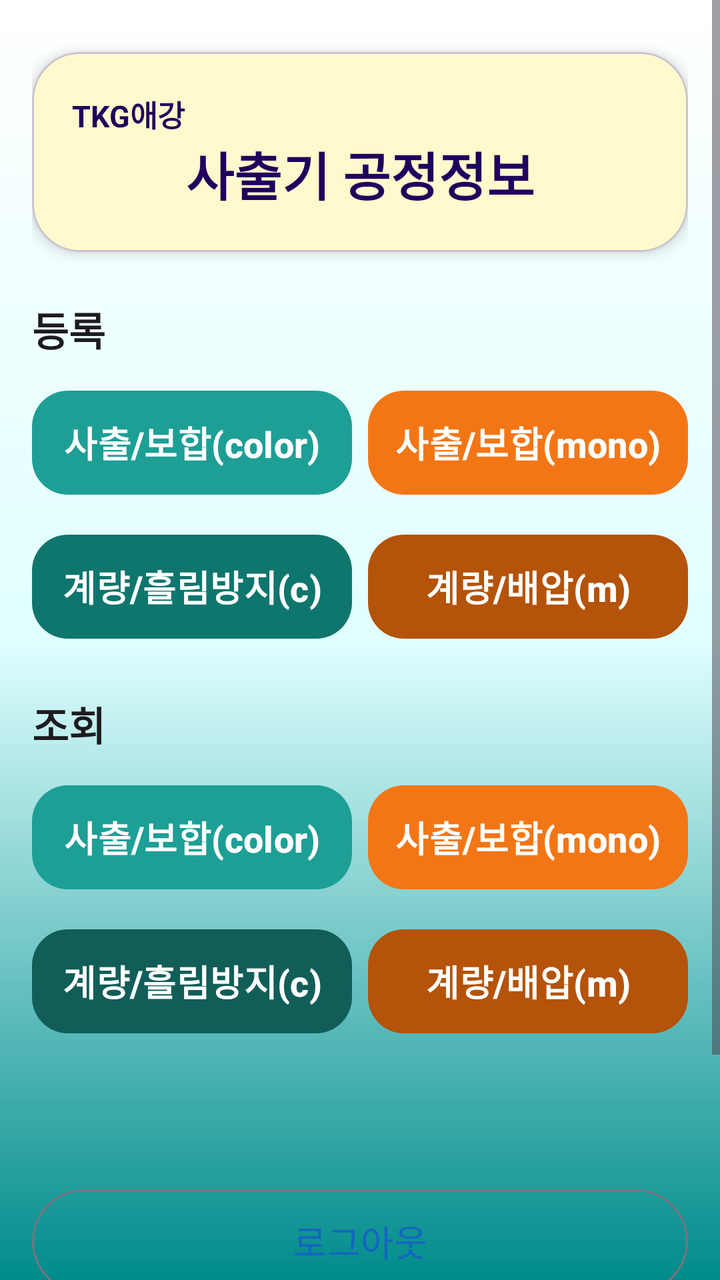
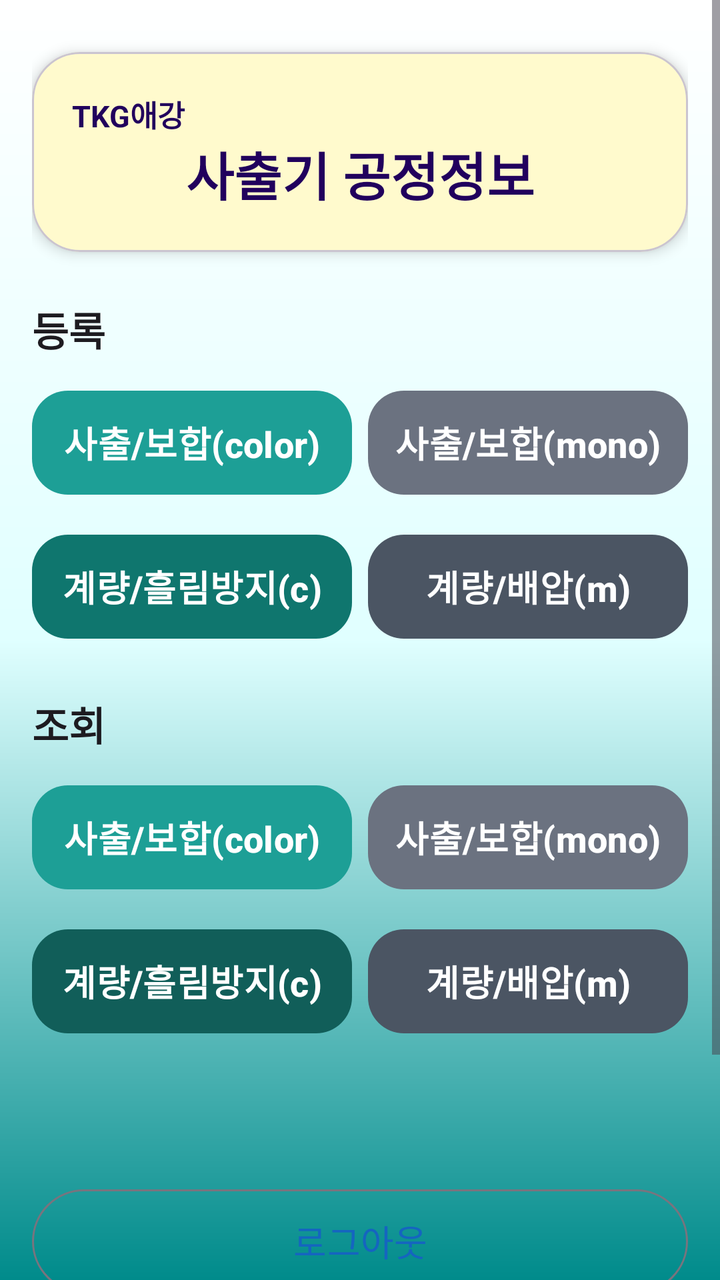

Two renders of the same Android screen: before a commit and after it. Below are the layout's source before the change and the commit's diff.
<!-- AndroidManifest.xml: application theme Theme.akProd -->
<!-- res/layout/activity_main.xml -->
<?xml version="1.0" encoding="utf-8"?>
<ScrollView xmlns:android="http://schemas.android.com/apk/res/android"
    xmlns:app="http://schemas.android.com/apk/res-auto"
    xmlns:tools="http://schemas.android.com/tools"
    android:id="@+id/main"
    android:layout_width="match_parent"
    android:layout_height="match_parent"
    android:background="@drawable/gradient"
    android:fillViewport="true"
    tools:context=".MainActivity">

    <LinearLayout
        android:layout_width="match_parent"
        android:layout_height="wrap_content"
        android:orientation="vertical"
        android:padding="16dp">

        
        <com.google.android.material.card.MaterialCardView
            android:layout_width="match_parent"
            android:layout_height="wrap_content"
            android:layout_marginTop="10dp"
            app:cardCornerRadius="24dp"
            app:cardElevation="4dp"
            app:cardBackgroundColor="@color/lemonchiffon">
            <LinearLayout
                android:layout_width="match_parent"
                android:layout_height="wrap_content"
                android:orientation="vertical"
                android:padding="20dp">
                <TextView
                    android:id="@+id/textview"
                    android:layout_width="match_parent"
                    android:layout_height="wrap_content"
                    android:gravity="start"
                    android:text="@string/tkg_ak"
                    android:textColor="?attr/colorOnPrimaryContainer"
                    android:textSize="15sp"
                    android:textStyle="bold" />

                <TextView
                    android:id="@+id/textView2"
                    android:layout_width="match_parent"
                    android:layout_height="wrap_content"
                    android:gravity="center"
                    android:text="@string/pda_in_out"
                    android:textColor="?attr/colorOnPrimaryFixed"
                    android:textSize="26sp"
                    android:textStyle="bold" />

            </LinearLayout>

        </com.google.android.material.card.MaterialCardView>
        <TextView
            android:id="@+id/menuRegisterTitle"
            android:layout_width="match_parent"
            android:layout_height="wrap_content"
            android:layout_marginTop="24dp"
            android:text="등록"
            android:textColor="?attr/colorOnBackground"
            android:textSize="20sp"
            android:textStyle="bold" />
        <LinearLayout
            android:layout_width="match_parent"
            android:layout_height="wrap_content"
            android:layout_marginTop="12dp"
            android:orientation="horizontal">
            <com.google.android.material.button.MaterialButton
                android:id="@+id/btnCp3"
                style="@style/PDAButtonStyle"
                android:layout_width="0dp"
                android:layout_height="60dp"
                android:layout_weight="1"
                android:layout_marginEnd="8dp"
                app:backgroundTint="#1d9f96"
                android:text="사출/보합(color)"
                android:textAllCaps="false" />
            <com.google.android.material.button.MaterialButton
                android:id="@+id/btnCp14"
                style="@style/PDAButtonStyle"
                android:layout_width="0dp"
                android:layout_height="60dp"
                android:layout_weight="1"
                app:backgroundTint="#f37616"
                android:text="사출/보합(mono)"
                android:textAllCaps="false" />
        </LinearLayout>
    <LinearLayout
        android:layout_width="match_parent"
        android:layout_height="wrap_content"
        android:layout_marginTop="12dp"
        android:orientation="horizontal">
        <com.google.android.material.button.MaterialButton
            android:id="@+id/btnMeteringC"
            style="@style/PDAButtonStyle"
            android:layout_width="0dp"
            android:layout_height="60dp"
            android:layout_weight="1"
            android:layout_marginEnd="8dp"
            app:backgroundTint="#0F766E"
            android:text="계량/흘림방지(c)"
            android:textAllCaps="false" />

        <com.google.android.material.button.MaterialButton
            android:id="@+id/btnMetering"
            style="@style/PDAButtonStyle"
            android:layout_width="0dp"
            android:layout_height="60dp"
            android:layout_weight="1"
            app:backgroundTint="#B45309"
            android:text="계량/배압(m)"
            android:textAllCaps="false" />
    </LinearLayout>
        <TextView
            android:id="@+id/menuHistoryTitle"
            android:layout_width="match_parent"
            android:layout_height="wrap_content"
            android:layout_marginTop="24dp"
            android:text="조회"
            android:textColor="?attr/colorOnBackground"
            android:textSize="20sp"
            android:textStyle="bold" />
        <LinearLayout
            android:layout_width="match_parent"
            android:layout_height="wrap_content"
            android:layout_marginTop="12dp"
            android:orientation="horizontal">
            <com.google.android.material.button.MaterialButton
                android:id="@+id/btnCp3History"
                style="@style/PDAButtonStyle"
                android:layout_width="0dp"
                android:layout_height="60dp"
                android:layout_weight="1"
                android:layout_marginEnd="8dp"
                app:backgroundTint="#1d9f96"
                android:text="사출/보합(color)"
                android:textAllCaps="false" />
            <com.google.android.material.button.MaterialButton
                android:id="@+id/btnCp14History"
                style="@style/PDAButtonStyle"
                android:layout_width="0dp"
                android:layout_height="60dp"
                android:layout_weight="1"
                app:backgroundTint="#f37616"
                android:text="사출/보합(mono)"
                android:textAllCaps="false" />
        </LinearLayout>
    <LinearLayout
        android:layout_width="match_parent"
        android:layout_height="wrap_content"
        android:layout_marginTop="12dp"
        android:orientation="horizontal">
        <com.google.android.material.button.MaterialButton
            android:id="@+id/btnMeteringHistoryC"
            style="@style/PDAButtonStyle"
            android:layout_width="0dp"
            android:layout_height="60dp"
            android:layout_weight="1"
            android:layout_marginEnd="8dp"
            app:backgroundTint="#115E59"
            android:text="계량/흘림방지(c)"
            android:textAllCaps="false" />
        <com.google.android.material.button.MaterialButton
            android:id="@+id/btnMeteringHistory"
            style="@style/PDAButtonStyle"
            android:layout_width="0dp"
            android:layout_height="60dp"
            android:layout_weight="1"
            app:backgroundTint="#B45309"
            android:text="계량/배압(m)"
            android:textAllCaps="false" />
    </LinearLayout>
        <View
            android:layout_width="0dp"
            android:layout_height="60dp"
            android:layout_weight="1"
            android:minHeight="16dp" />
        
        <com.google.android.material.button.MaterialButton
            android:id="@+id/btnLogout"
            style="@style/Widget.Material3.Button.OutlinedButton"
            android:layout_width="match_parent"
            android:layout_height="60dp"
            android:layout_marginTop="10dp"
            android:text="@string/menu_logout"
            android:textSize="18sp" />
        <com.google.android.material.button.MaterialButton
            android:id="@+id/button4"
            style="@style/Widget.Material3.Button.OutlinedButton"
            android:layout_width="match_parent"
            android:layout_height="60dp"
            android:layout_marginTop="10dp"
            android:text="@string/n_exit"
            android:textStyle="bold"
            android:textColor="@color/white"
            app:backgroundTint="@color/darknavy"
            android:textSize="20sp" />


        <TextView
            android:id="@+id/TextView11"
            android:layout_width="match_parent"
            android:layout_height="wrap_content"
            android:layout_marginTop="5dp"
            android:gravity="end"
            android:padding="8dp"
            android:textColor="?attr/colorOnBackground"
            android:textSize="14sp" />

    </LinearLayout>

</ScrollView>
<!-- resources referenced by this layout -->
<resources>
  <color name="darknavy">#000435</color>
  <color name="lemonchiffon">#fffacd</color>
  <color name="white">#FFFFFFFF</color>
  <!-- drawable gradient (drawable) -->
  <?xml version="1.0" encoding="utf-8"?>
  <layer-list xmlns:android="http://schemas.android.com/apk/res/android">
      <item>
          <shape android:shape="rectangle">
              <gradient
                  android:angle="90"
                  android:centerColor="@color/lightcyan"
                  android:endColor="@color/white"
                  android:startColor="@color/darkcyan"
                  android:type="linear" />
          </shape>
      </item>
  </layer-list>
  <string name="menu_logout">로그아웃</string>
  <string name="n_exit">종료(Exit)</string>
  <string name="pda_in_out">사출기 공정정보</string>
  <string name="tkg_ak">TKG애강</string>
  <style name="PDAButtonStyle" parent="Widget.Material3.Button"><item name="cornerRadius">18dp</item><item name="android:minHeight">40dp</item><item name="android:textStyle">bold</item><item name="android:textSize">18sp</item><item name="android:textAllCaps">false</item><item name="android:paddingStart">12dp</item><item name="android:paddingEnd">12dp</item><item name="backgroundTint">@color/cadetblue</item><item name="android:textColor">@color/white</item></style>
  <style name="Theme.akProd" parent="Theme.Material3.DayNight.NoActionBar">
          <item name="colorPrimary">#1565C0</item>
          <item name="colorOnPrimary">#FFFFFF</item>
          <item name="colorSecondary">#00897B</item>
      </style>
  <color name="lightcyan">#e0ffff</color>
  <color name="darkcyan">#008b8b</color>
  <color name="cadetblue">#5f9ea0</color>
</resources>

<!-- the commit's change to res/layout/activity_main.xml (unified diff, before → after) -->
@@ -81,7 +81,7 @@
                 android:layout_width="0dp"
                 android:layout_height="60dp"
                 android:layout_weight="1"
-                app:backgroundTint="#f37616"
+                app:backgroundTint="@color/mono_gray"
                 android:text="사출/보합(mono)"
                 android:textAllCaps="false" />
         </LinearLayout>
@@ -107,7 +107,7 @@
             android:layout_width="0dp"
             android:layout_height="60dp"
             android:layout_weight="1"
-            app:backgroundTint="#B45309"
+            app:backgroundTint="@color/mono_gray_dark"
             android:text="계량/배압(m)"
             android:textAllCaps="false" />
     </LinearLayout>
@@ -141,7 +141,7 @@
                 android:layout_width="0dp"
                 android:layout_height="60dp"
                 android:layout_weight="1"
-                app:backgroundTint="#f37616"
+                app:backgroundTint="@color/mono_gray"
                 android:text="사출/보합(mono)"
                 android:textAllCaps="false" />
         </LinearLayout>
@@ -166,7 +166,7 @@
             android:layout_width="0dp"
             android:layout_height="60dp"
             android:layout_weight="1"
-            app:backgroundTint="#B45309"
+            app:backgroundTint="@color/mono_gray_dark"
             android:text="계량/배압(m)"
             android:textAllCaps="false" />
     </LinearLayout>
<!-- resource entries referenced after the edit -->
@@ -2,6 +2,8 @@
 <resources>
   <color name="darknavy">#000435</color>
   <color name="lemonchiffon">#fffacd</color>
+  <color name="mono_gray">#6B7280</color>
+  <color name="mono_gray_dark">#4B5563</color>
   <color name="white">#FFFFFFFF</color>
   <!-- drawable gradient (drawable) -->
   <?xml version="1.0" encoding="utf-8"?>
